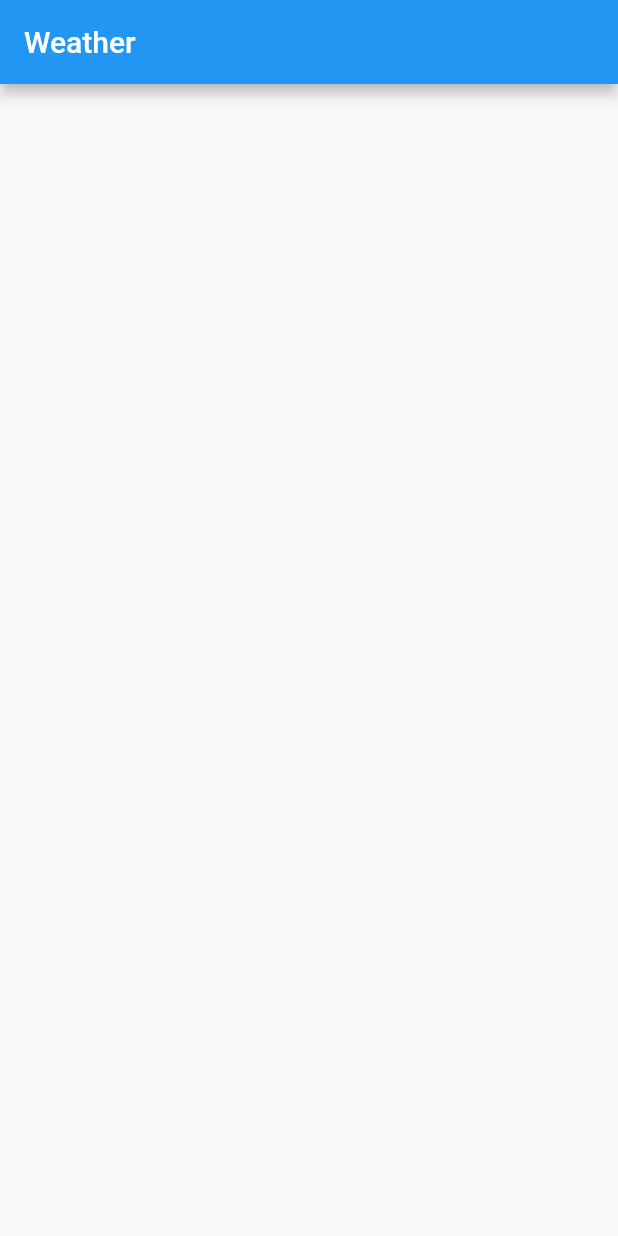
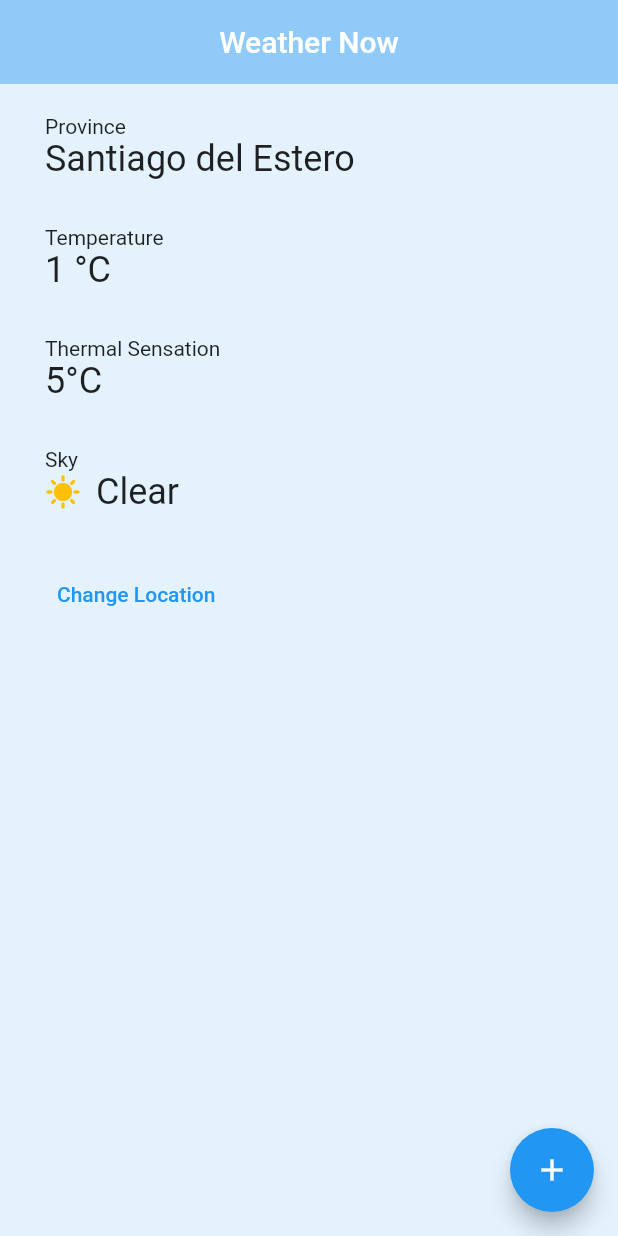
Before and after one commit to valentindlr1/FlutterWeatherApp, a Flutter app: the screen it shows after launch, on a phone screen of 412 x 824 dp. Run offline on Flutter 3.47's test engine with Material 2 defaults, Android fonts, the phone set to English and light mode, and no system bars.

Commit message:
creating pages

```diff
--- a/lib/main.dart
+++ b/lib/main.dart
@@ -1,20 +1,15 @@
 import 'package:flutter/material.dart';
+import 'package:flutter_weather/pages/choose_country.dart';
+import 'package:flutter_weather/pages/home.dart';
+import 'package:flutter_weather/pages/loading.dart';
+import 'package:flutter_weather/pages/choose_location.dart';
 
 void main() {
   runApp(MaterialApp(
-    home: WeatherHome(),
+    routes: {
+      '/': (context) => WeatherHome(),
+      '/home': (context) => WeatherHome(),
+
+    },
   ));
 }
-
-class WeatherHome extends StatelessWidget {
-  const WeatherHome({super.key});
-
-  @override
-  Widget build(BuildContext context) {
-    return Scaffold(
-      appBar: AppBar(
-        title: Text('Weather'),
-      ),
-    );
-  }
-}
--- /dev/null
+++ b/lib/pages/choose_country.dart
@@ -0,0 +1,27 @@
+import 'package:flutter/material.dart';
+
+class ChooseCountry extends StatefulWidget {
+  const ChooseCountry({super.key});
+
+  @override
+  State<ChooseCountry> createState() => _ChooseCountryState();
+}
+
+List countries = ['Argentina', 'Brazil'];
+
+class _ChooseCountryState extends State<ChooseCountry> {
+  @override
+  Widget build(BuildContext context) {
+    return Scaffold(
+      body: Padding(
+        padding: EdgeInsets.fromLTRB(20, 40, 20, 0),
+        child: Column(
+          children: <Widget>[
+            Text('Choose a Country')
+
+          ],
+        ),
+      ),
+    );
+  }
+}
--- /dev/null
+++ b/lib/pages/home.dart
@@ -0,0 +1,111 @@
+import 'package:flutter/material.dart';
+
+
+class WeatherHome extends StatefulWidget {
+  const WeatherHome({super.key});
+
+  @override
+  State<WeatherHome> createState() => _WeatherHomeState();
+}
+
+class _WeatherHomeState extends State<WeatherHome> {
+
+  int temperature = 1;
+
+  @override
+  Widget build(BuildContext context) {
+    return Scaffold(
+      backgroundColor: Colors.blue[50],
+      appBar: AppBar(
+        title: const Text('Weather Now'),
+        centerTitle: true,
+        backgroundColor: Colors.blue[200],
+        elevation: 0.0,
+      ),
+      floatingActionButton: FloatingActionButton(
+        onPressed: () {
+          setState(() {
+            temperature += 1;
+          });
+        },
+        child: Icon(Icons.add),
+      ),
+      body: Padding(
+          padding: EdgeInsets.fromLTRB(30.0, 20.0, 30.0, 0.0),
+          child: Column(
+              crossAxisAlignment: CrossAxisAlignment.start,
+              children: <Widget>[
+                const Text(
+                  'Province',
+                  style: TextStyle(
+                      color: Colors.black87
+                  ),
+                ),
+                const Text(
+                  'Santiago del Estero',
+                  style: TextStyle(
+                    color: Colors.black87,
+                    fontSize: 24.0,
+                  ),
+                ),
+                SizedBox(height: 30.0,),
+                const Text(
+                  'Temperature',
+                  style: TextStyle(
+                      color: Colors.black87
+                  ),
+                ),
+                Text(
+                  '$temperature °C',
+                  style: const TextStyle(
+                    color: Colors.black87,
+                    fontSize: 24.0,
+                  ),
+                ),
+                const SizedBox(height: 30.0,),
+                const Text(
+                  'Thermal Sensation',
+                  style: TextStyle(
+                      color: Colors.black87
+                  ),
+                ),
+                const Text(
+                  '5°C',
+                  style: TextStyle(
+                    color: Colors.black87,
+                    fontSize: 24.0,
+                  ),
+                ),
+                const SizedBox(height: 30.0,),
+                const Text(
+                    'Sky'
+                ),
+                const Row(
+                  children: <Widget>[
+                    Icon(
+                      Icons.sunny,
+                      color: Colors.amber,
+                    ),
+                    SizedBox(width: 10.0,),
+                    Text(
+                      'Clear',
+                      style: TextStyle(
+                          color: Colors.black87,
+                          fontSize: 24.0
+                      ),
+                    ),
+                  ],
+                ),
+                SizedBox(height: 30.0,),
+                TextButton(
+                    onPressed: () {
+                      print('hello');
+                    },
+                    child: Text('Change Location')
+                )
+              ]
+          )
+      ),
+    );
+  }
+}
--- /dev/null
+++ b/lib/pages/loading.dart
@@ -0,0 +1,19 @@
+import 'package:flutter/material.dart';
+
+class Loading extends StatefulWidget {
+  const Loading({super.key});
+
+  @override
+  State<Loading> createState() => _LoadingState();
+}
+
+class _LoadingState extends State<Loading> {
+  @override
+  Widget build(BuildContext context) {
+    return Scaffold(
+      body: Center(
+        child: Text('LOADING'),
+      ),
+    );
+  }
+}
--- a/pubspec.yaml
+++ b/pubspec.yaml
@@ -28,6 +28,7 @@ environment:
 # the latest version available on pub.dev. To see which dependencies have newer
 # versions available, run `flutter pub outdated`.
 dependencies:
+  http: ^1.0.0
   flutter:
     sdk: flutter
 
```
Also changed, not shown: lib/pages/choose_location.dart (added), pubspec.lock.
